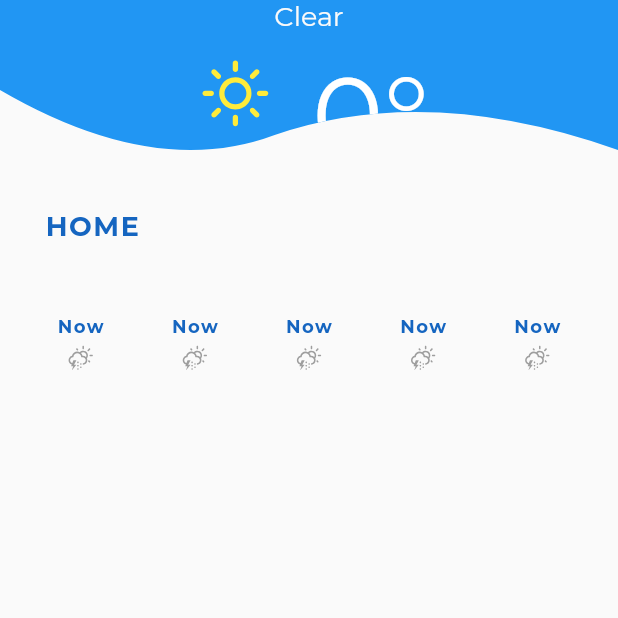
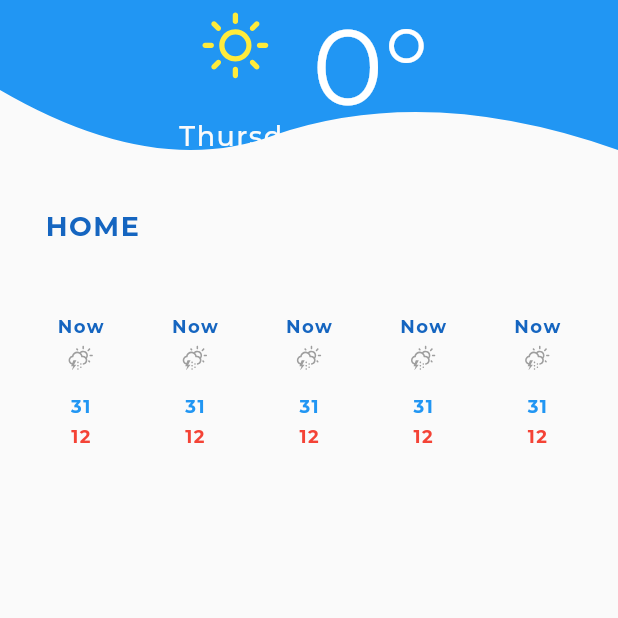
Before and after one commit to themobilecoder/my-local-weather, a Flutter app: the screen it shows after launch, on a phone screen of 412 x 824 dp, the top half of it. Run offline on Flutter 3.47's test engine with Material 2 defaults, Android fonts, the phone set to English and light mode, and no system bars; drawn by our look-alikes of pull_to_refresh; our stand-ins replace weather_icons; project files that could hold a hidden picture were left out.

```diff
--- a/lib/weather_bloc.dart
+++ b/lib/bloc/weather_bloc.dart
@@ -1,8 +1,8 @@
 import 'dart:async';
 import 'dart:math';
 
-import 'package:flutter_unit_testing/weather_event.dart';
-import 'package:flutter_unit_testing/weather_model.dart';
+import 'package:flutter_unit_testing/bloc/weather_event.dart';
+import 'package:flutter_unit_testing/bloc/weather_model.dart';
 import 'package:weather_icons/weather_icons.dart';
 
 class WeatherBloc {
@@ -21,7 +21,7 @@ class WeatherBloc {
     if (event is RequestWeatherEvent) {
       final temp = Random().nextInt(30);
       await Future.delayed(Duration(seconds: 2));
-      _inputWeatherModel.add(WeatherModel(temp, 'SYDNEY, AUSTRALIA', WeatherIcons.day_sunny));
+      _inputWeatherModel.add(WeatherModel(temp, 'SYDNEY, AUSTRALIA', WeatherIcons.day_sunny, []));
     }
   }
 
--- /dev/null
+++ b/lib/bloc/weather_model.dart
@@ -0,0 +1,20 @@
+import 'package:flutter/widgets.dart';
+
+class WeatherModel {
+  final String location;
+  final int temperature;
+  final IconData weatherIcon;
+  final List<WeatherForecast> weatherForcasts;
+
+  WeatherModel(this.temperature, this.location, this.weatherIcon, this.weatherForcasts);
+}
+
+class WeatherForecast {
+  final DateTime localDate;
+  final IconData iconData;
+  final String max;
+  final String min;
+
+
+  WeatherForecast(this.localDate, this.iconData, this.max, this.min);
+}
--- a/lib/home_page.dart
+++ b/lib/home_page.dart
@@ -1,10 +1,11 @@
 import 'package:flutter/material.dart';
 import 'package:flutter/rendering.dart';
 import 'package:flutter/widgets.dart';
-import 'package:flutter_unit_testing/bottom_wave_clipper.dart';
-import 'package:flutter_unit_testing/weather_bloc.dart';
-import 'package:flutter_unit_testing/weather_event.dart';
-import 'package:flutter_unit_testing/weather_model.dart';
+import 'package:flutter_unit_testing/bloc/weather_bloc.dart';
+import 'package:flutter_unit_testing/bloc/weather_event.dart';
+import 'package:flutter_unit_testing/bloc/weather_model.dart';
+import 'package:flutter_unit_testing/widgets/bottom_wave_clipper.dart';
+import 'package:flutter_unit_testing/widgets/five_day_weather_widget.dart';
 import 'package:pull_to_refresh/pull_to_refresh.dart';
 import 'package:weather_icons/weather_icons.dart';
 
@@ -28,40 +29,11 @@ class _HomePageState extends State<HomePage> {
     super.dispose();
   }
 
-  List<Widget> _buildWeeklyWeather() {
-    return List.filled(
-        5,
-        Padding(
-          padding: const EdgeInsets.all(8.0),
-          child: Column(
-            crossAxisAlignment: CrossAxisAlignment.center,
-            children: <Widget>[
-              Text(
-                'Now',
-                textAlign: TextAlign.center,
-                style: TextStyle(
-                    fontFamily: 'Montserrat',
-                    letterSpacing: 1,
-                    fontSize: 12,
-                    color: Colors.blue.shade800,
-                    fontWeight: FontWeight.bold),
-              ),
-              SizedBox(height: 5),
-              Icon(
-                WeatherIcons.day_snow_thunderstorm,
-                color: Colors.grey,
-                size: 18,
-              ),
-            ],
-          ),
-        ));
-  }
-
   @override
   Widget build(BuildContext context) {
     return Scaffold(
       body: StreamBuilder(
-        initialData: WeatherModel(0, 'HOME', WeatherIcons.day_sunny),
+        initialData: WeatherModel(0, 'HOME', WeatherIcons.day_sunny, []),
         stream: weatherBloc.weatherModel,
         builder: (BuildContext context, AsyncSnapshot snapshot) {
           final data = snapshot.data as WeatherModel;
@@ -85,15 +57,6 @@ class _HomePageState extends State<HomePage> {
                             mainAxisAlignment: MainAxisAlignment.center,
                             crossAxisAlignment: CrossAxisAlignment.stretch,
                             children: <Widget>[
-                              Text(
-                                'Clear',
-                                textAlign: TextAlign.center,
-                                style: TextStyle(
-                                    fontFamily: 'Montserrat',
-                                    fontSize: 18,
-                                    color: Colors.grey.shade50),
-                              ),
-                              SizedBox(height: 10),
                               Row(
                                 crossAxisAlignment: CrossAxisAlignment.start,
                                 mainAxisAlignment: MainAxisAlignment.center,
@@ -115,7 +78,33 @@ class _HomePageState extends State<HomePage> {
                                   ),
                                 ],
                               ),
+                              SizedBox(height: 10),
+                              Text(
+                                'Clear',
+                                textAlign: TextAlign.center,
+                                style: TextStyle(
+                                    fontFamily: 'Montserrat',
+                                    fontWeight: FontWeight.w600,
+                                    fontSize: 18,
+                                    color: Colors.grey.shade50),
+                              ),
                             ],
+                          ),
+                        ),
+                      ),
+                      Padding(
+                        padding: const EdgeInsets.only(top: 80),
+                        child: Container(
+                          alignment: Alignment.topCenter,
+                          child: Text(
+                            'Thursday, July 28',
+                            textAlign: TextAlign.center,
+                            style: TextStyle(
+                                fontFamily: 'Montserrat',
+                                letterSpacing: 1,
+                                fontWeight: FontWeight.w500,
+                                fontSize: 18,
+                                color: Colors.grey.shade50),
                           ),
                         ),
                       ),
@@ -147,10 +136,7 @@ class _HomePageState extends State<HomePage> {
                         ),
                         Padding(
                           padding: const EdgeInsets.symmetric(horizontal: 30),
-                          child: Row(
-                            mainAxisAlignment: MainAxisAlignment.spaceBetween,
-                            children: _buildWeeklyWeather(),
-                          ),
+                          child: FiveDayWeatherWidget([]),
                         )
                       ],
                     ),
--- a/lib/weather_model.dart
+++ /dev/null
@@ -1,9 +0,0 @@
-import 'package:flutter/widgets.dart';
-
-class WeatherModel {
-  final String location;
-  final int temperature;
-  final IconData weatherIcon;
-
-  WeatherModel(this.temperature, this.location, this.weatherIcon);
-}
--- /dev/null
+++ b/lib/widgets/five_day_weather_widget.dart
@@ -0,0 +1,65 @@
+import 'package:flutter/material.dart';
+import 'package:flutter_unit_testing/bloc/weather_model.dart';
+import 'package:weather_icons/weather_icons.dart';
+
+class FiveDayWeatherWidget extends StatelessWidget {
+
+  final List<WeatherForecast> weatherData;
+
+  FiveDayWeatherWidget(this.weatherData);
+
+  @override
+  Widget build(BuildContext context) {
+    return Row(
+      mainAxisAlignment: MainAxisAlignment.spaceBetween,
+      children: List.filled(
+        5,
+        Padding(
+          padding: const EdgeInsets.all(8.0),
+          child: Column(
+            crossAxisAlignment: CrossAxisAlignment.center,
+            children: <Widget>[
+              Text(
+                'Now',
+                textAlign: TextAlign.center,
+                style: TextStyle(
+                    fontFamily: 'Montserrat',
+                    letterSpacing: 1,
+                    fontSize: 12,
+                    color: Colors.blue.shade800,
+                    fontWeight: FontWeight.bold),
+              ),
+              SizedBox(height: 5),
+              Icon(
+                WeatherIcons.day_snow_thunderstorm,
+                color: Colors.grey,
+                size: 18,
+              ),
+              SizedBox(height: 15),
+              Text(
+                '31',
+                textAlign: TextAlign.center,
+                style: TextStyle(
+                    fontFamily: 'Montserrat',
+                    letterSpacing: 1,
+                    fontSize: 12,
+                    color: Colors.blue,
+                    fontWeight: FontWeight.bold),
+              ),
+              SizedBox(height: 5),
+              Text(
+                '12',
+                textAlign: TextAlign.center,
+                style: TextStyle(
+                    fontFamily: 'Montserrat',
+                    letterSpacing: 1,
+                    fontSize: 12,
+                    color: Colors.red,
+                    fontWeight: FontWeight.bold),
+              ),
+            ],
+          ),
+        )),
+    );
+  }
+}
```
Also changed, not shown: lib/bloc/weather_event.dart (renamed from lib/weather_event.dart), lib/widgets/bottom_wave_clipper.dart (renamed from lib/bottom_wave_clipper.dart).
